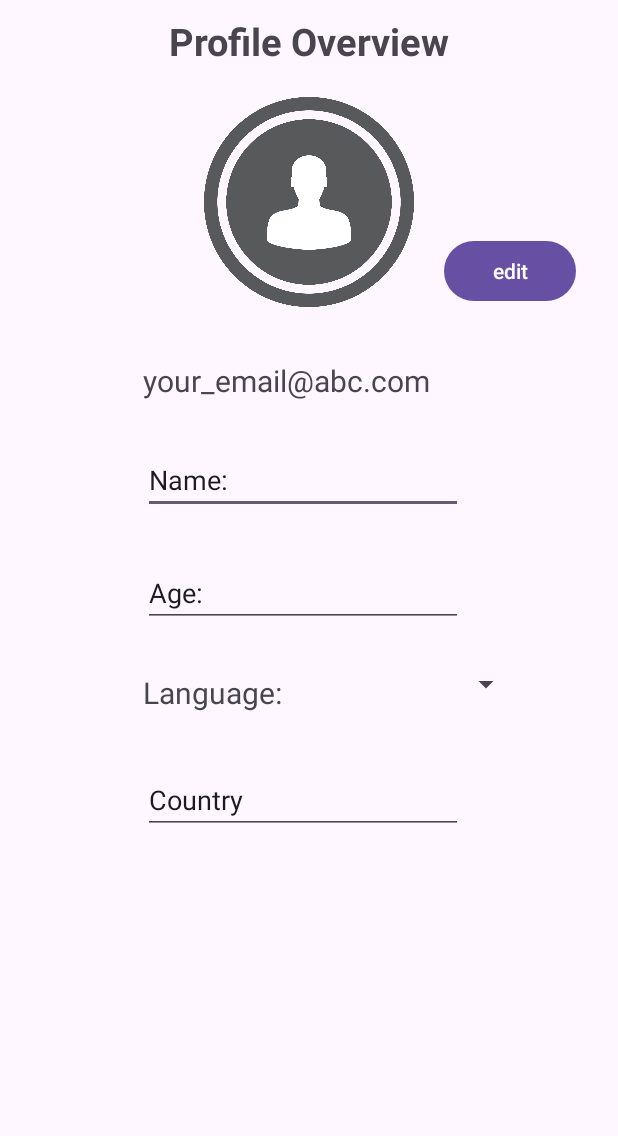
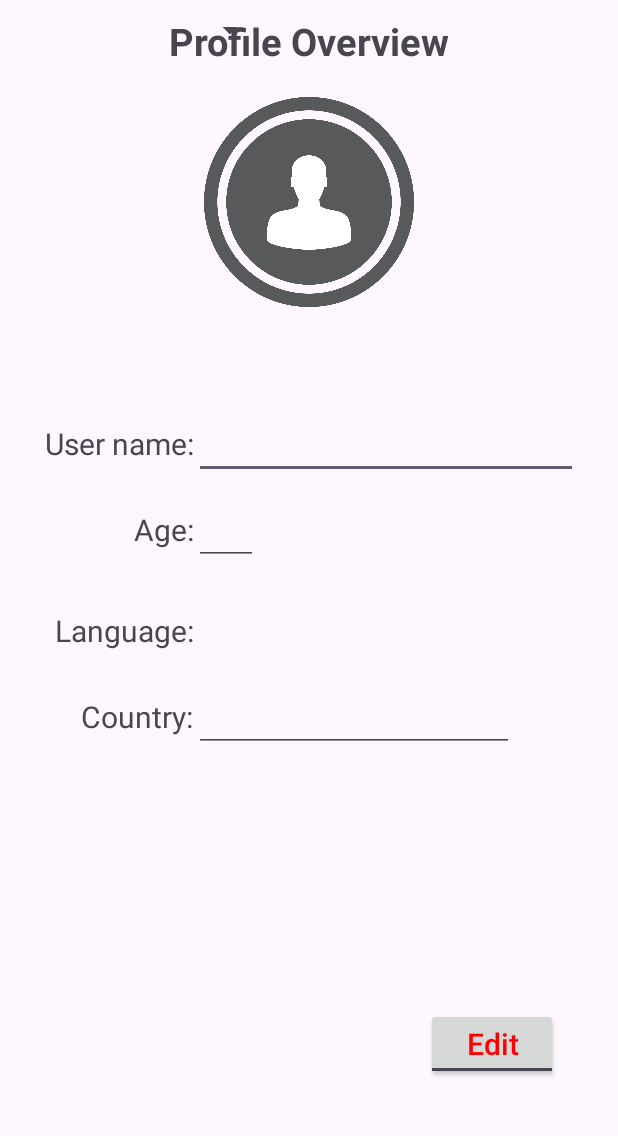
Before and after one commit to ndhnhan82/MasterSQL, an Android app: the screen it shows after launch once a user with an empty profile is signed in (MainActivity), in the side drawer, after a tap on "My profile", on a phone screen of 412 x 824 dp, the part 96-1232 px from its top. Run offline under Robolectric (Android 15) with nearby library versions, the phone set to English and light mode, and no system bars; our stand-ins replace Firebase (no records; nobody signed in at launch, a user with empty details on screens opened directly).

Commit message:
Working on Profile

```diff
--- a/app/src/main/java/com/example/mastersql/SplashActivity.java
+++ b/app/src/main/java/com/example/mastersql/SplashActivity.java
@@ -1,12 +1,12 @@
 package com.example.mastersql;
 
-import androidx.appcompat.app.AppCompatActivity;
+import static com.example.mastersql.fragments.Login.user;
 
 import android.content.Intent;
 import android.os.Bundle;
 import android.os.Handler;
-import android.util.Log;
-import android.widget.Toast;
+
+import androidx.appcompat.app.AppCompatActivity;
 
 import com.google.firebase.auth.FirebaseAuth;
 import com.google.firebase.auth.FirebaseUser;
@@ -29,11 +29,12 @@ public class SplashActivity extends AppCompatActivity {
     }
 
     private void nextActivity() {
-        FirebaseUser user = FirebaseAuth.getInstance().getCurrentUser();
-        if (user == null){
+        FirebaseUser currentUser = FirebaseAuth.getInstance().getCurrentUser();
+        if (currentUser == null){
             Intent intent = new Intent(this, LoginActivity.class);
             startActivity( intent );
         }else{
+            user.setEmailAddress( currentUser.getEmail());
             Intent intent = new Intent(this, MainActivity.class);
             startActivity( intent );
         }
--- a/app/src/main/java/com/example/mastersql/fragments/Profile.java
+++ b/app/src/main/java/com/example/mastersql/fragments/Profile.java
@@ -9,6 +9,7 @@ import android.view.ViewGroup;
 import android.widget.EditText;
 import android.widget.Spinner;
 import android.widget.TextView;
+import android.widget.ToggleButton;
 
 import androidx.annotation.NonNull;
 import androidx.annotation.Nullable;
@@ -16,11 +17,12 @@ import androidx.fragment.app.Fragment;
 
 import com.example.mastersql.R;
 
-public class Profile extends Fragment {
+public class Profile extends Fragment implements View.OnClickListener {
     private View mRootView;
     TextView tvEmail;
     EditText edName, edAge, edCountry;
     Spinner spLanguage;
+    ToggleButton btnEditSave;
 
     @Nullable
     @Override
@@ -33,10 +35,29 @@ public class Profile extends Fragment {
     private void initialize() {
 
         tvEmail = (TextView) mRootView.findViewById(R.id.tvEmail);
-        edName = (EditText) mRootView.findViewById(R.id.edName);
+        edName = (EditText) mRootView.findViewById(R.id.edUserName );
         edAge = (EditText) mRootView.findViewById(R.id.edAge);
         edCountry = (EditText) mRootView.findViewById(R.id.edCountry);
         spLanguage = (Spinner) mRootView.findViewById(R.id.spLanguage);
         tvEmail.setText( user.getEmailAddress());
+        btnEditSave = (ToggleButton) mRootView.findViewById(R.id.btnToggleEditSave);
+        btnEditSave.setChecked( false );
+        btnEditSave.setOnClickListener( this );
+    }
+
+
+    @Override
+    public void onClick(View view) {
+        if (!btnEditSave.isChecked()){
+            edAge.setEnabled( false );
+            edName.setEnabled( false );
+            edCountry.setEnabled( false );
+            spLanguage.setEnabled( false );
+        }else{
+            edAge.setEnabled( true );
+            edName.setEnabled( true );
+            edCountry.setEnabled( true );
+            spLanguage.setEnabled( true );
+        }
     }
 }
--- a/app/src/main/java/com/example/mastersql/fragments/Register.java
+++ b/app/src/main/java/com/example/mastersql/fragments/Register.java
@@ -1,4 +1,6 @@
 package com.example.mastersql.fragments;
+
+import static com.example.mastersql.fragments.Login.user;
 
 import android.app.ProgressDialog;
 import android.content.DialogInterface;
@@ -69,6 +71,7 @@ public class Register extends Fragment implements View.OnClickListener {
                         public void onComplete(@NonNull Task<AuthResult> task) {
                             progressDialog.dismiss();
                             if (task.isSuccessful()) {
+                                user.setEmailAddress( strEmail );
                                 Intent intent = new Intent( getActivity(), MainActivity.class );
                                 startActivity( intent );
                                 getActivity().finishAffinity();
--- a/app/src/main/res/layout/fragment_profile.xml
+++ b/app/src/main/res/layout/fragment_profile.xml
@@ -6,18 +6,6 @@
     android:layout_height="match_parent"
     tools:context=".fragments.Profile"
     >
-
-    <ImageView
-        android:id="@+id/ivProfile"
-        android:layout_width="140dp"
-        android:layout_height="140dp"
-        android:layout_marginTop="20dp"
-        android:contentDescription="@string/profile_picture"
-        android:src="@drawable/ic_avatar_default"
-        app:layout_constraintLeft_toLeftOf="parent"
-        app:layout_constraintRight_toRightOf="parent"
-        app:layout_constraintTop_toBottomOf="@id/tvEditProfile" />
-
     <TextView
         android:id="@+id/tvEditProfile"
         android:layout_width="wrap_content"
@@ -29,52 +17,71 @@
         android:layout_marginTop="10dp"
         android:textSize="25sp"
         android:textStyle="bold"/>
-
-    <Button
-        android:id="@+id/btnEdit"
-        android:layout_width="wrap_content"
-        android:layout_height="wrap_content"
-        android:text="@string/edit"
-        app:layout_constraintBottom_toBottomOf="@id/ivProfile"
-        app:layout_constraintLeft_toRightOf="@id/ivProfile"
-        android:layout_marginStart="20sp"
-        />
-
-    <EditText
-        android:id="@+id/edName"
-        android:layout_width="wrap_content"
-        android:layout_height="wrap_content"
-        android:ems="10"
-        android:inputType="text"
-        android:text="Name:"
-        app:layout_constraintStart_toStartOf="@id/tvEmail"
-        app:layout_constraintTop_toBottomOf="@id/tvEmail"
-        android:layout_marginTop="30sp"/>
-
+    <ImageView
+        android:id="@+id/ivProfile"
+        android:layout_width="140dp"
+        android:layout_height="140dp"
+        android:layout_marginTop="20dp"
+        android:contentDescription="@string/profile_picture"
+        android:src="@drawable/ic_avatar_default"
+        app:layout_constraintLeft_toLeftOf="parent"
+        app:layout_constraintRight_toRightOf="parent"
+        app:layout_constraintTop_toBottomOf="@id/tvEditProfile" />
     <TextView
         android:id="@+id/tvEmail"
         android:layout_width="wrap_content"
         android:layout_height="wrap_content"
         android:text="Your Email"
+        android:textStyle="bold"
+        android:textSize="20sp"
         app:layout_constraintTop_toBottomOf="@id/ivProfile"
         app:layout_constraintLeft_toLeftOf="parent"
-        android:layout_marginTop="35sp"
+        app:layout_constraintRight_toRightOf="parent"
+        android:layout_marginTop="20dp"
+        />
+    <TextView
+        android:id="@+id/tvUserName"
+        android:layout_width="wrap_content"
+        android:layout_height="wrap_content"
+        app:layout_constraintTop_toBottomOf="@id/tvEmail"
+        app:layout_constraintLeft_toLeftOf="parent"
+        android:layout_marginTop="30dp"
+        android:layout_marginStart="30dp"
+        android:text="@string/user_name"
         android:textSize="20sp"
-        android:layout_marginLeft="95dp"
+        android:labelFor="@id/edUserName"
         />
-
+    <EditText
+        android:id="@+id/edUserName"
+        android:layout_width="wrap_content"
+        android:layout_height="wrap_content"
+        android:ems="12"
+        android:inputType="text"
+        app:layout_constraintStart_toEndOf="@id/tvUserName"
+        app:layout_constraintBaseline_toBaselineOf="@id/tvUserName"
+        android:layout_marginTop="30sp"/>
+    <TextView
+        android:id="@+id/tvAge"
+        android:layout_width="wrap_content"
+        android:layout_height="wrap_content"
+        app:layout_constraintTop_toBottomOf="@id/tvUserName"
+        app:layout_constraintRight_toRightOf="@id/tvUserName"
+        android:layout_marginTop="30dp"
+        android:layout_marginStart="30dp"
+        android:text="@string/age"
+        android:textSize="20sp"
+        android:labelFor="@id/edUserName"
+        />
     <EditText
         android:id="@+id/edAge"
         android:layout_width="wrap_content"
         android:layout_height="wrap_content"
-        android:ems="10"
+        android:ems="2"
         android:inputType="number"
-        android:text="Age:"
-        app:layout_constraintTop_toBottomOf="@id/edName"
-        app:layout_constraintStart_toStartOf="@id/tvEmail"
         android:layout_marginTop="30sp"
+        app:layout_constraintBaseline_toBaselineOf="@id/tvAge"
+        app:layout_constraintStart_toStartOf="@id/edUserName"
         />
-
     <TextView
         android:id="@+id/tvLanguage"
         android:layout_width="wrap_content"
@@ -82,29 +89,52 @@
         android:text="Language:"
         android:layout_marginTop="30dp"
         android:textSize="20sp"
-        app:layout_constraintStart_toStartOf="@id/tvEmail"
+        app:layout_constraintEnd_toEndOf="@id/tvUserName"
         app:layout_constraintTop_toBottomOf="@id/edAge"
         />
-
     <Spinner
         android:id="@+id/spLanguage"
-        android:layout_width="160dp"
-        android:layout_height="15dp"
+        android:layout_width="wrap_content"
+        android:layout_height="wrap_content"
         android:padding="20dp"
+        app:layout_constraintBaseline_toBaselineOf="@id/tvLanguage"
         app:layout_constraintTop_toTopOf="@id/tvLanguage"
         app:layout_constraintStart_toEndOf="@id/tvLanguage"
-        tools:layout_editor_absoluteX="223dp" />
-
+        android:textSize="20sp"
+        />
+    <TextView
+        android:id="@+id/tvCountry"
+        android:layout_width="wrap_content"
+        android:layout_height="wrap_content"
+        android:text="@string/country"
+        android:layout_marginTop="30dp"
+        android:textSize="20sp"
+        app:layout_constraintEnd_toEndOf="@id/tvUserName"
+        app:layout_constraintTop_toBottomOf="@id/tvLanguage"
+        />
     <EditText
         android:id="@+id/edCountry"
         android:layout_width="wrap_content"
         android:layout_height="wrap_content"
         android:ems="10"
         android:inputType="text"
-        android:text="Country"
-        app:layout_constraintStart_toStartOf="@id/tvEmail"
-        app:layout_constraintTop_toBottomOf="@id/tvLanguage"
-        android:layout_marginTop="35sp"/>
+        app:layout_constraintStart_toStartOf="@id/edUserName"
+        android:layout_marginTop="30dp"
+app:layout_constraintBaseline_toBaselineOf="@id/tvCountry"
+        />
 
+    <androidx.appcompat.widget.AppCompatToggleButton
+        android:id="@+id/btnToggleEditSave"
+        android:layout_width="wrap_content"
+        android:layout_height="wrap_content"
+        app:layout_constraintEnd_toEndOf="parent"
+        app:layout_constraintBottom_toBottomOf="parent"
+        android:layout_marginBottom="40dp"
+        android:layout_marginEnd="40dp"
+        android:textOn="Save"
+        android:textOff="Edit"
+        android:textSize="20sp"
+        android:textAllCaps="false"
+        android:textColor="#f00"/>
 
 </androidx.constraintlayout.widget.ConstraintLayout>
--- a/app/src/main/res/values/strings.xml
+++ b/app/src/main/res/values/strings.xml
@@ -44,5 +44,8 @@
     <!-- TODO: Remove or change this placeholder text -->
     <string name="hello_blank_fragment">Hello blank fragment</string>
     <string name="user_image">User Image</string>
+    <string name="user_name">User name:</string>
+    <string name="age">Age:</string>
+    <string name="country">Country:</string>
 
 </resources>
```
